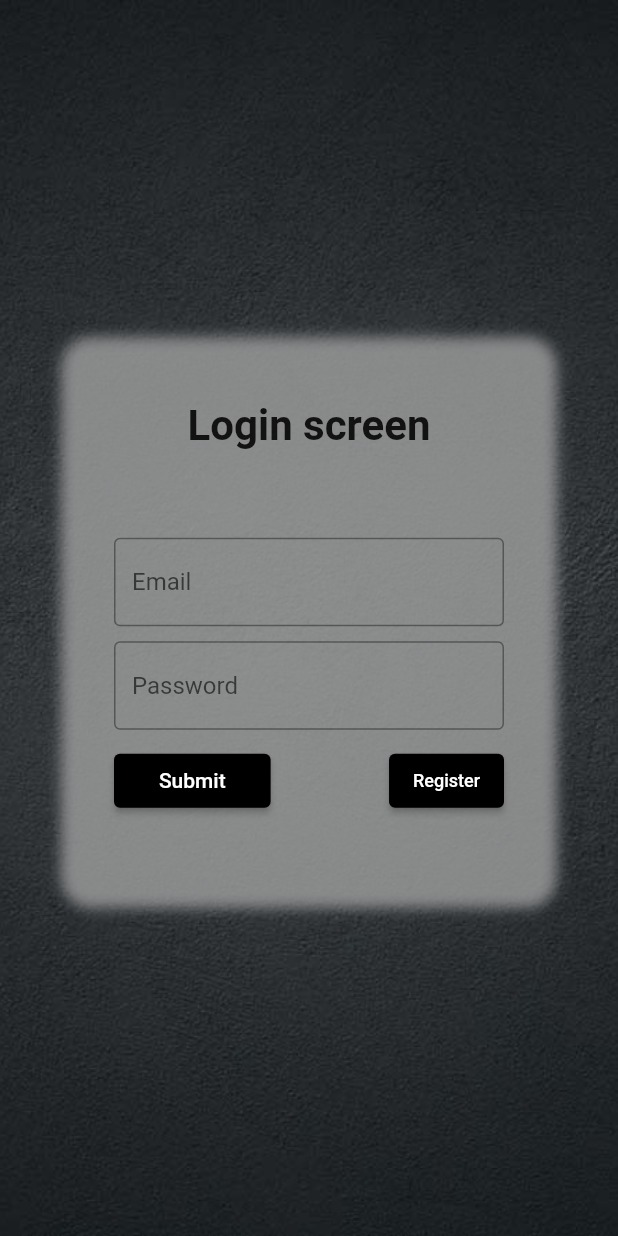
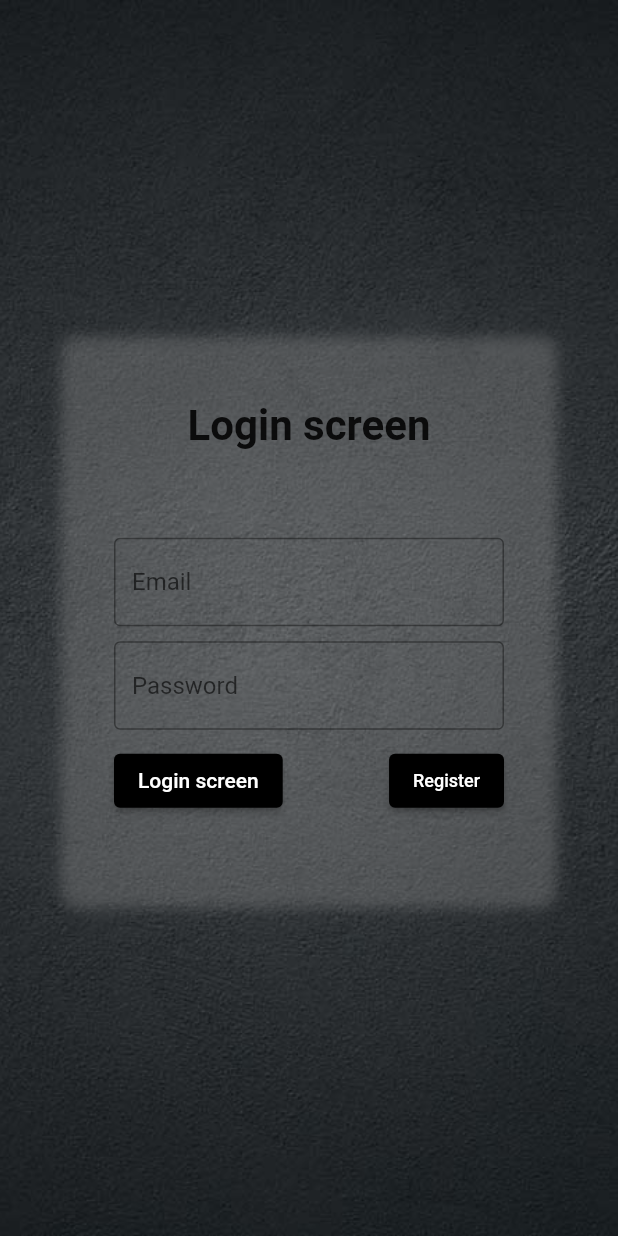
Before and after one commit to miraskoda/chat_app, a Flutter app: the screen it shows after launch, on a phone screen of 412 x 824 dp. Run offline on Flutter 3.47's test engine with Material 2 defaults, Android fonts, the phone set to English and light mode, and no system bars; our stand-ins replace cloud_firestore, firebase_auth, firebase_core, firebase_messaging, firebase_storage, image_picker and 1 more; missing offline and left inert: dart:ffi; accounts and stored records are empty; generated files the repository leaves out were written again; Roboto replaces fonts that are missing (Quicksand).

Commit message:
darkmode and languge localization added, still need to fix some UI bugs

```diff
--- /dev/null
+++ b/l10n.yaml
@@ -0,0 +1,3 @@
+arb-dir: lib/l10n
+template-arb-file: app_en.arb
+output-localization-file: app_localizations.dart
--- a/lib/assets/image_picker.dart
+++ b/lib/assets/image_picker.dart
@@ -2,6 +2,7 @@ import 'package:flutter/material.dart';
 import 'package:image_picker/image_picker.dart' as pick;
 import 'dart:io';
 import 'package:path/path.dart';
+import 'package:flutter_gen/gen_l10n/app_localizations.dart';
 
 class ImagePicker extends StatefulWidget {
   final Function imagePicker;
@@ -45,7 +46,7 @@ class _ImagePickerState extends State<ImagePicker> {
         FlatButton.icon(
             onPressed: _pickImage,
             icon: Icon(Icons.camera),
-            label: Text("Take a photo")),
+            label: Text(AppLocalizations.of(context)!.takePhoto)),
       ],
     );
   }
--- /dev/null
+++ b/lib/assets/theme_state.dart
@@ -0,0 +1,25 @@
+import 'package:flutter/material.dart';
+
+enum ThemeType { DARK, LIGHT }
+
+class ThemeState extends ChangeNotifier {
+  bool _isDarkTheme = false;
+
+  ThemeState() {
+    getTheme().then((type) {
+      _isDarkTheme = type == ThemeType.DARK;
+      notifyListeners();
+    });
+  }
+  ThemeType get theme => _isDarkTheme ? ThemeType.DARK : ThemeType.LIGHT;
+  set theme(ThemeType type) => setTheme(type);
+
+  void setTheme(ThemeType type) async {
+    _isDarkTheme = type == ThemeType.DARK;
+    notifyListeners();
+  }
+
+  Future<ThemeType> getTheme() async {
+    return _isDarkTheme ? ThemeType.DARK : ThemeType.LIGHT;
+  }
+}
--- a/lib/main.dart
+++ b/lib/main.dart
@@ -3,21 +3,39 @@ import 'package:chat_app/screens/auth_screen.dart';
 import 'package:chat_app/screens/chat_screen.dart';
 import 'package:chat_app/screens/main_screen.dart';
 import 'package:chat_app/screens/settings_screen.dart';
+import 'package:cloud_firestore/cloud_firestore.dart';
 import 'package:firebase_messaging/firebase_messaging.dart';
 import 'package:flutter/material.dart';
 import 'package:firebase_core/firebase_core.dart';
 import 'package:firebase_auth/firebase_auth.dart';
+import 'package:flutter_localizations/flutter_localizations.dart';
+import 'package:flutter_gen/gen_l10n/app_localizations.dart';
+import 'package:provider/provider.dart';
+import 'assets/theme_state.dart';
 
 void main() async {
   WidgetsFlutterBinding.ensureInitialized();
-  await Firebase.initializeApp().whenComplete(() => runApp(const MyApp()));
+  await Firebase.initializeApp()
+      .whenComplete(() => runApp(ChangeNotifierProvider<ThemeState>(
+            create: (context) => ThemeState(),
+            child: const MyApp(),
+          )));
 }
 
-class MyApp extends StatelessWidget {
+class MyApp extends StatefulWidget {
   const MyApp({Key? key}) : super(key: key);
 
+  @override
+  State<MyApp> createState() => _MyAppState();
+
+  static _MyAppState? of(BuildContext context) =>
+      context.findAncestorStateOfType<_MyAppState>();
+}
+
+class _MyAppState extends State<MyApp> {
+  bool _darkMode = false;
+
   Future<void> firebaseMess() async {
-    print("insidee");
     FirebaseMessaging messaging = FirebaseMessaging.instance;
 
     NotificationSettings settings = await messaging.requestPermission(
@@ -33,16 +51,66 @@ class MyApp extends StatelessWidget {
         .subscribeToTopic("chat")
         .whenComplete(() => print("completed topic"));
 
-    print('User granted permission: ${settings.authorizationStatus}');
+    //print('User granted permission: ${settings.authorizationStatus}');
+  }
+
+  Future<void> getDarkMode(BuildContext context) async {
+    final uId = FirebaseAuth.instance.currentUser!.uid;
+    try {
+      final userData =
+          await FirebaseFirestore.instance.collection("users").doc(uId).get();
+
+      _darkMode = userData["dark"] as bool;
+    } catch (e) {
+      ScaffoldMessenger.of(context).showSnackBar(
+        const SnackBar(content: Text('An error occured')),
+      );
+
+      throw (e);
+    }
+  }
+
+  Locale _locale = const Locale("en", "");
+
+  String getLocale() {
+    return _locale.languageCode;
+  }
+
+  void setLocale(Locale value) {
+    setState(() {
+      _locale = value;
+    });
   }
 
   @override
   Widget build(BuildContext context) {
     firebaseMess();
+    getDarkMode(context);
+    print("darkmodeee " + _darkMode.toString());
 
     return MaterialApp(
       title: 'ChatApp',
-      theme: ThemeData(fontFamily: "Quicksand"),
+      localizationsDelegates: const [
+        AppLocalizations.delegate,
+        GlobalMaterialLocalizations.delegate,
+        GlobalWidgetsLocalizations.delegate,
+        GlobalCupertinoLocalizations.delegate,
+      ],
+      supportedLocales: const [
+        Locale("cs", ""),
+        Locale("en", ""),
+        Locale("pl", ""),
+      ],
+      locale: _locale,
+      debugShowCheckedModeBanner: false,
+      theme: ThemeData(
+        brightness: Brightness.light,
+        fontFamily: "Quicksand",
+      ),
+      darkTheme: ThemeData(brightness: Brightness.dark),
+      themeMode: Provider.of<ThemeState>(context).theme == ThemeType.DARK
+          ? ThemeMode.dark
+          : ThemeMode.light,
       home: StreamBuilder(
           stream: FirebaseAuth.instance.authStateChanges(),
           builder: (ctx, snapshot) =>
--- a/lib/screens/auth_screen.dart
+++ b/lib/screens/auth_screen.dart
@@ -5,6 +5,7 @@ import 'package:cloud_firestore/cloud_firestore.dart';
 import 'package:firebase_storage/firebase_storage.dart';
 import 'package:flutter/material.dart';
 import 'package:firebase_auth/firebase_auth.dart';
+import 'package:flutter_gen/gen_l10n/app_localizations.dart';
 
 class AuthScreen extends StatefulWidget {
   @override
@@ -78,7 +79,8 @@ class _AuthScreenState extends State<AuthScreen> with TickerProviderStateMixin {
         "username": _username,
         "email": _email,
         "image_url": url,
-        "uId": _authResult.user!.uid
+        "uId": _authResult.user!.uid,
+        "dark": false,
       });
     } catch (error) {
       throw error;
@@ -111,10 +113,10 @@ class _AuthScreenState extends State<AuthScreen> with TickerProviderStateMixin {
                 decoration: BoxDecoration(
                     // color: Colors.white,
                     //border: Border.all(width: 1),
-                    borderRadius: BorderRadius.circular(20),
+                    borderRadius: BorderRadius.circular(10),
                     boxShadow: [
                       BoxShadow(
-                        color: Colors.grey.withOpacity(0.8),
+                        color: Colors.grey.withOpacity(0.3),
                         spreadRadius: 15,
                         blurRadius: 7,
                         offset:
@@ -126,10 +128,10 @@ class _AuthScreenState extends State<AuthScreen> with TickerProviderStateMixin {
                   mainAxisSize: MainAxisSize.min,
                   mainAxisAlignment: MainAxisAlignment.center,
                   children: [
-                    const Padding(
+                    Padding(
                       padding: EdgeInsets.all(8.0),
                       child: Text(
-                        "Login screen",
+                        AppLocalizations.of(context)!.loginText,
                         style: TextStyle(
                             fontSize: 28, fontWeight: FontWeight.bold),
                       ),
@@ -154,7 +156,8 @@ class _AuthScreenState extends State<AuthScreen> with TickerProviderStateMixin {
                                   },
                                   decoration: InputDecoration(
                                     border: OutlineInputBorder(),
-                                    hintText: 'Username',
+                                    hintText: AppLocalizations.of(context)!
+                                        .usernameText,
                                   ),
                                   validator: (value) {
                                     if (value == null || value.isEmpty) {
@@ -179,9 +182,10 @@ class _AuthScreenState extends State<AuthScreen> with TickerProviderStateMixin {
                               onSaved: (newValue) {
                                 _email = newValue!.trim();
                               },
-                              decoration: const InputDecoration(
+                              decoration: InputDecoration(
                                 border: OutlineInputBorder(),
-                                hintText: 'Email',
+                                hintText:
+                                    AppLocalizations.of(context)!.emailText,
                               ),
                               keyboardType: TextInputType.emailAddress,
                             ),
@@ -201,7 +205,8 @@ class _AuthScreenState extends State<AuthScreen> with TickerProviderStateMixin {
                               },
                               decoration: InputDecoration(
                                 border: OutlineInputBorder(),
-                                hintText: 'Password',
+                                hintText:
+                                    AppLocalizations.of(context)!.passText,
                               ),
                               obscureText: true,
                             ),
@@ -217,26 +222,36 @@ class _AuthScreenState extends State<AuthScreen> with TickerProviderStateMixin {
                                   ),
                                   onPressed: () {
                                     FocusScope.of(context).unfocus();
+                                    _formKey.currentState!.save();
 
-                                    _formKey.currentState!.save();
-                                    if (_formKey.currentState!.validate() &&
-                                        _imageFile.path.isNotEmpty) {
-                                      print(_imageFile.path.isNotEmpty);
+                                    if (!_formKey.currentState!.validate()) {
+                                      ScaffoldMessenger.of(context)
+                                          .showSnackBar(
+                                        const SnackBar(
+                                            content: Text(
+                                                'Please provide a valid text data')),
+                                      );
+                                    }
+                                    if (!_imageFile.path.isNotEmpty &&
+                                        isRegistering) {
+                                      ScaffoldMessenger.of(context)
+                                          .showSnackBar(
+                                        const SnackBar(
+                                            content: Text('Provide an image')),
+                                      );
+                                    } else {
+                                      print(_email);
                                       ScaffoldMessenger.of(context)
                                           .showSnackBar(
                                         const SnackBar(
                                             content: Text('Logging in')),
                                       );
+
                                       submitForm();
-                                    } else {
-                                      ScaffoldMessenger.of(context)
-                                          .showSnackBar(
-                                        const SnackBar(
-                                            content: Text('An error occured')),
-                                      );
                                     }
                                   },
-                                  child: const Text("    Submit    "),
+                                  child: Text(
+                                      AppLocalizations.of(context)!.loginText),
                                 ),
                                 ElevatedButton(
                                   style: ElevatedButton.styleFrom(
@@ -255,12 +270,14 @@ class _AuthScreenState extends State<AuthScreen> with TickerProviderStateMixin {
                                     });
                                   },
                                   child: isRegistering
-                                      ? const Text(
-                                          "Back to login",
+                                      ? Text(
+                                          AppLocalizations.of(context)!
+                                              .loginBackText,
                                           style: TextStyle(fontSize: 12),
                                         )
-                                      : const Text(
-                                          "Register",
+                                      : Text(
+                                          AppLocalizations.of(context)!
+                                              .registerText,
                                           style: TextStyle(fontSize: 12),
                                         ),
                                 )
```
Also changed, not shown: lib/l10n/app_cs.arb (added, +20 -0 lines), lib/l10n/app_en.arb (added, +20 -0 lines), lib/l10n/app_pl.arb (added, +20 -0 lines), lib/screens/chat_screen.dart (+5 -4 lines), lib/screens/main_screen.dart (+16 -18 lines), lib/screens/settings_screen.dart (+66 -13 lines), pubspec.yaml (+8 -2 lines), pubspec.lock.
